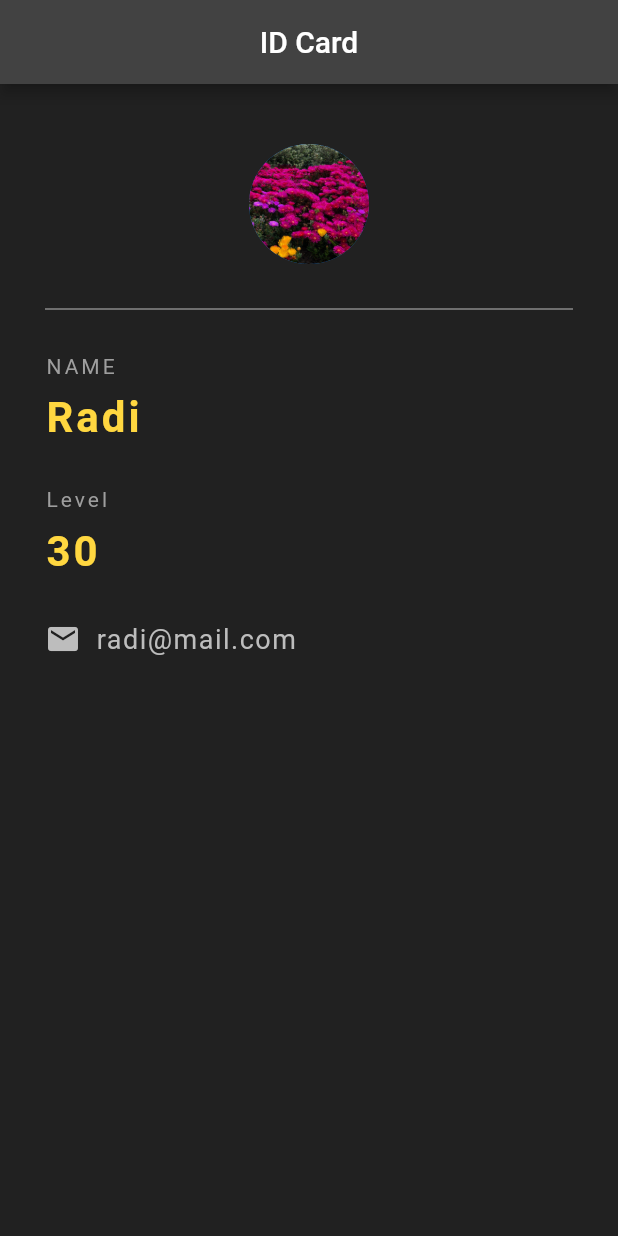
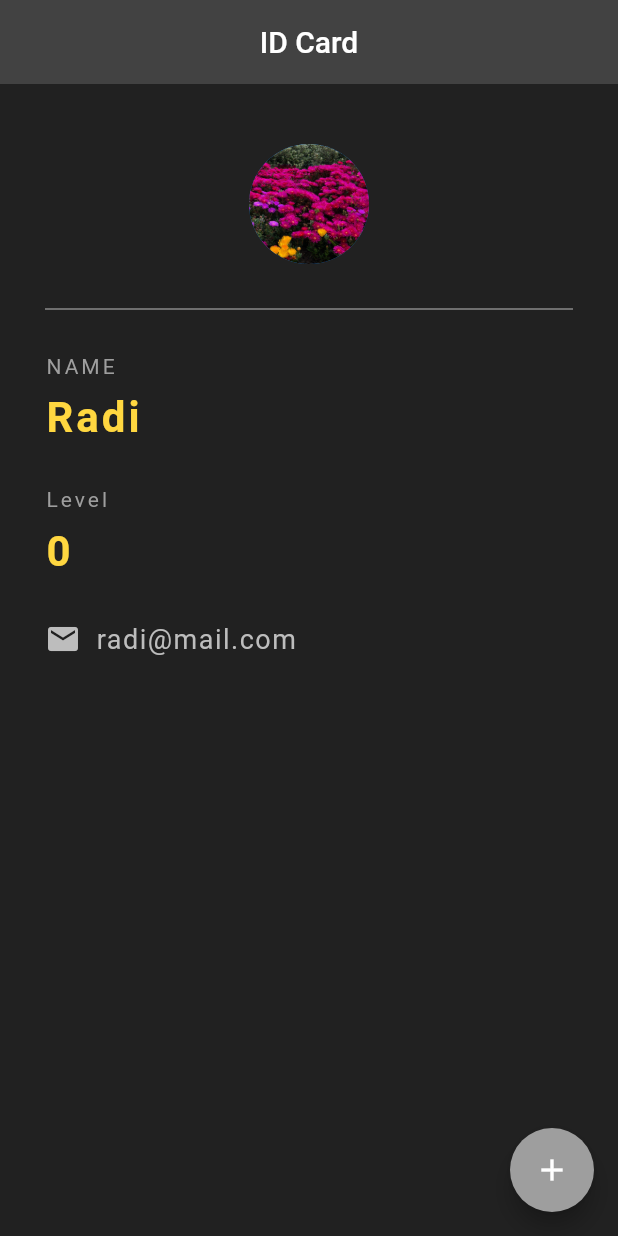
Before and after one commit to RadiRS/first-app-flutter, a Flutter app: the screen it shows after launch, on a phone screen of 412 x 824 dp. Run offline on Flutter 3.47's test engine with Material 2 defaults, Android fonts, the phone set to English and light mode, and no system bars.

```diff
--- a/lib/main.dart
+++ b/lib/main.dart
@@ -6,7 +6,14 @@ void main() {
   ));
 }
 
-class App extends StatelessWidget {
+class App extends StatefulWidget {
+  @override
+  _AppState createState() => _AppState();
+}
+
+class _AppState extends State<App> {
+  int level = 0;
+
   @override
   Widget build(BuildContext context) {
     return Scaffold(
@@ -15,6 +22,12 @@ class App extends StatelessWidget {
         title: Text('ID Card'),
         centerTitle: true,
         backgroundColor: Colors.grey[800],
+        elevation: 0,
+      ),
+      floatingActionButton: FloatingActionButton(
+        onPressed: () => setState(() => level += 1),
+        child: Icon(Icons.add),
+        backgroundColor: Colors.grey,
       ),
       body: Padding(
         padding: EdgeInsets.fromLTRB(30.0, 40.0, 30.0, 0.0),
@@ -44,7 +57,7 @@ class App extends StatelessWidget {
             Text('Level',
                 style: TextStyle(color: Colors.grey, letterSpacing: 2.0)),
             SizedBox(height: 10),
-            Text('30',
+            Text('$level',
                 style: TextStyle(
                     color: Colors.amberAccent,
                     letterSpacing: 2.0,
```
